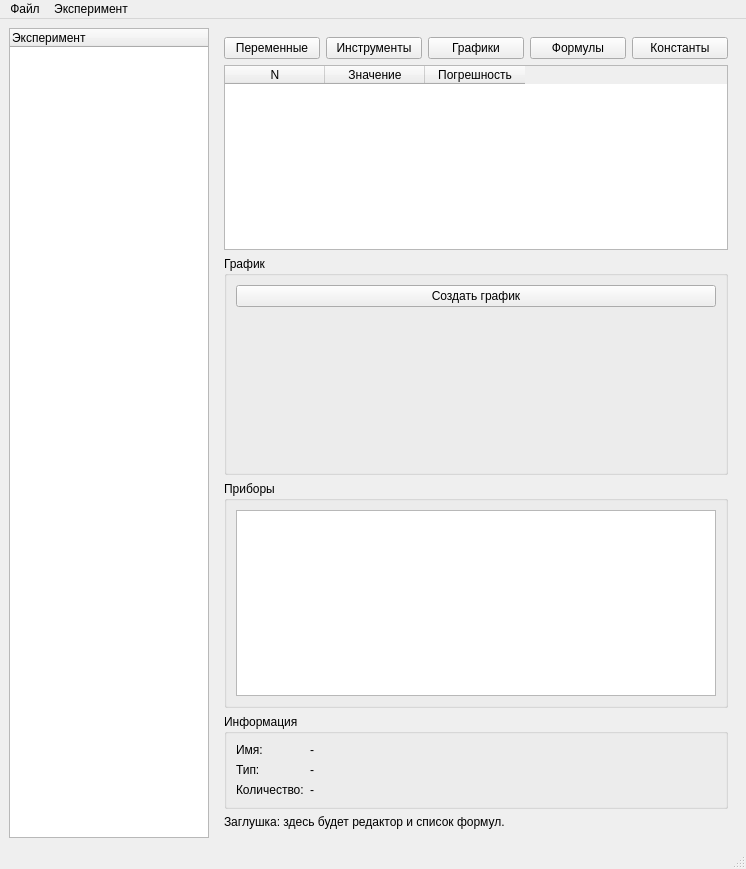
First picture: the form in mainwindow.ui, repository Kirikus/Experiments-2026S-Python, before the edit.
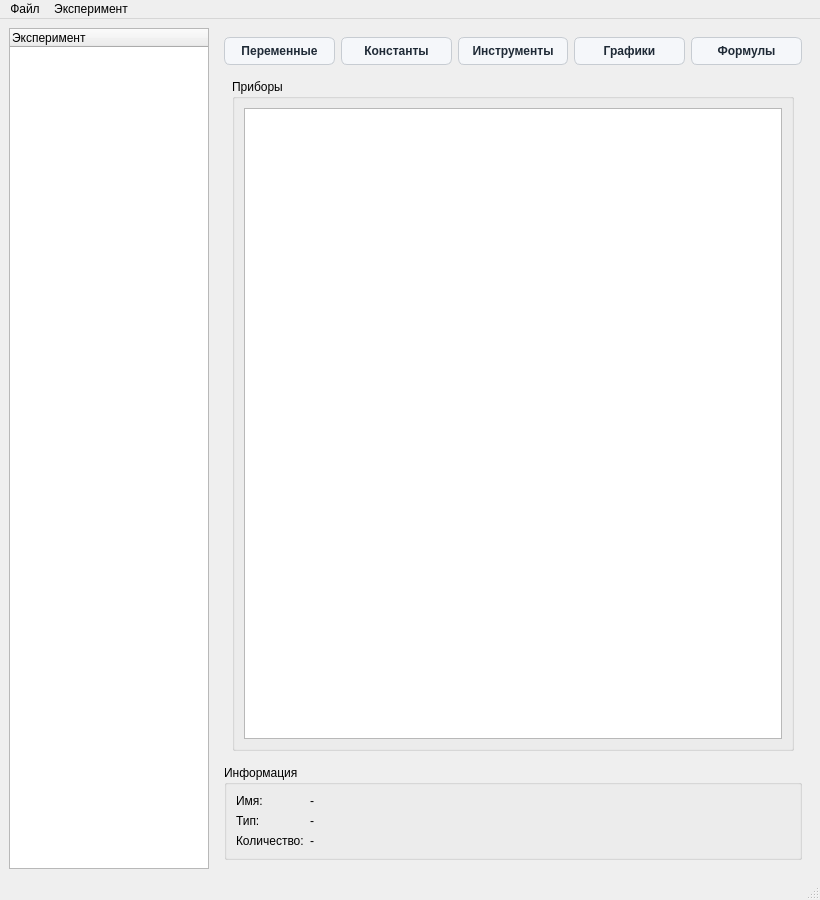
Second picture: the form after the edit. The open tabs and pages were chosen to show the change. Custom widgets are drawn as their Qt base class.

Commit message: refactor(ui): move layout to .ui and compact plotting tabs

```diff
--- a/mainwindow.ui
+++ b/mainwindow.ui
@@ -6,8 +6,8 @@
    <rect>
     <x>0</x>
     <y>0</y>
-    <width>746</width>
-    <height>869</height>
+        <width>820</width>
+        <height>900</height>
    </rect>
   </property>
   <property name="windowTitle">
@@ -32,18 +32,53 @@
     </item>
     <item>
      <widget class="QWidget" name="rightPanel" native="true">
+      <property name="styleSheet">
+       <string notr="true">QPushButton {
+    padding: 6px 10px;
+    border: 1px solid #c7ccd2;
+    border-radius: 6px;
+    background-color: #f5f7fa;
+    color: #1f2a36;
+    font-weight: 500;
+}
+QPushButton:hover {
+    background-color: #e9eef5;
+}
+QPushButton:checked {
+    background-color: #0d6efd;
+    border-color: #0b5ed7;
+    color: #ffffff;
+    font-weight: 600;
+}</string>
+      </property>
       <layout class="QVBoxLayout" name="verticalLayoutRight">
        <item>
         <layout class="QHBoxLayout" name="nav_layout">
          <item>
           <widget class="QPushButton" name="btnPageValues">
+           <property name="checkable">
+            <bool>true</bool>
+           </property>
            <property name="text">
             <string>Переменные</string>
            </property>
           </widget>
          </item>
+         <item>
+          <widget class="QPushButton" name="btnPageConstants">
+           <property name="checkable">
+            <bool>true</bool>
+           </property>
+           <property name="text">
+            <string>Константы</string>
+           </property>
+          </widget>
+         </item>
          <item>
           <widget class="QPushButton" name="btnPageInstruments">
+           <property name="checkable">
+            <bool>true</bool>
+           </property>
            <property name="text">
             <string>Инструменты</string>
            </property>
@@ -51,6 +86,9 @@
          </item>
          <item>
           <widget class="QPushButton" name="btnPageGraph">
+           <property name="checkable">
+            <bool>true</bool>
+           </property>
            <property name="text">
             <string>Графики</string>
            </property>
@@ -58,42 +96,110 @@
          </item>
          <item>
           <widget class="QPushButton" name="btnPageFormulas">
+           <property name="checkable">
+            <bool>true</bool>
+           </property>
            <property name="text">
             <string>Формулы</string>
            </property>
           </widget>
          </item>
+        </layout>
+       </item>
          <item>
-          <widget class="QPushButton" name="btnPageConstants">
-           <property name="text">
-            <string>Константы</string>
+        <widget class="QStackedWidget" name="workspacePages">
+         <widget class="QWidget" name="variables_page">
+          <layout class="QVBoxLayout" name="variablesLayout">
+           <property name="leftMargin">
+            <number>8</number>
            </property>
+           <property name="topMargin">
+            <number>8</number>
+           </property>
+           <property name="rightMargin">
+            <number>8</number>
+           </property>
+           <property name="bottomMargin">
+            <number>8</number>
+           </property>
+           <item>
+            <widget class="QTableView" name="tableValues">
+             <property name="alternatingRowColors">
+              <bool>true</bool>
+             </property>
           </widget>
          </item>
         </layout>
-       </item>
+         </widget>
+         <widget class="QWidget" name="constants_page">
+          <layout class="QVBoxLayout" name="constantsLayout">
+           <property name="leftMargin">
+            <number>8</number>
+           </property>
+           <property name="topMargin">
+            <number>8</number>
+           </property>
+           <property name="rightMargin">
+            <number>8</number>
+           </property>
+           <property name="bottomMargin">
+            <number>8</number>
+           </property>
        <item>
-        <widget class="QTableWidget" name="tableValues">
+            <widget class="QTableView" name="constantsTable">
          <property name="alternatingRowColors">
           <bool>true</bool>
          </property>
-         <column>
-          <property name="text">
-           <string>N</string>
-          </property>
-         </column>
-         <column>
-          <property name="text">
-           <string>Значение</string>
-          </property>
-         </column>
-         <column>
-          <property name="text">
-           <string>Погрешность</string>
-          </property>
-         </column>
-        </widget>
-       </item>
+            </widget>
+           </item>
+          </layout>
+         </widget>
+         <widget class="QWidget" name="instruments_page">
+          <layout class="QVBoxLayout" name="instrumentsLayout">
+           <property name="leftMargin">
+            <number>8</number>
+           </property>
+           <property name="topMargin">
+            <number>8</number>
+           </property>
+           <property name="rightMargin">
+            <number>8</number>
+           </property>
+           <property name="bottomMargin">
+            <number>8</number>
+           </property>
+           <item>
+            <widget class="QGroupBox" name="instrumentsGroup">
+             <property name="title">
+              <string>Приборы</string>
+             </property>
+             <layout class="QVBoxLayout" name="verticalLayoutInstruments">
+              <item>
+               <widget class="QTableView" name="tableInstruments">
+                <property name="alternatingRowColors">
+                 <bool>true</bool>
+                </property>
+               </widget>
+              </item>
+             </layout>
+            </widget>
+           </item>
+          </layout>
+         </widget>
+         <widget class="QWidget" name="graph_page">
+          <layout class="QVBoxLayout" name="graphLayout">
+           <property name="leftMargin">
+            <number>8</number>
+           </property>
+           <property name="topMargin">
+            <number>8</number>
+           </property>
+           <property name="rightMargin">
+            <number>8</number>
+           </property>
+           <property name="bottomMargin">
+            <number>8</number>
+           </property>
        <item>
         <widget class="QGroupBox" name="plotGroup">
          <property name="title">
@@ -120,20 +226,34 @@
          </layout>
         </widget>
        </item>
-       <item>
-        <widget class="QGroupBox" name="instrumentsGroup">
-         <property name="title">
-          <string>Приборы</string>
-         </property>
-         <layout class="QVBoxLayout" name="verticalLayoutInstruments">
+          </layout>
+         </widget>
+         <widget class="QWidget" name="formulas_page">
+          <layout class="QVBoxLayout" name="formulasLayout">
+           <property name="leftMargin">
+            <number>8</number>
+           </property>
+           <property name="topMargin">
+            <number>8</number>
+           </property>
+           <property name="rightMargin">
+            <number>8</number>
+           </property>
+           <property name="bottomMargin">
+            <number>8</number>
+           </property>
           <item>
-           <widget class="QTableView" name="tableInstruments">
-            <property name="alternatingRowColors">
+            <widget class="QLabel" name="formulas_hint">
+             <property name="wordWrap">
              <bool>true</bool>
             </property>
+             <property name="text">
+              <string>Заглушка: здесь будет редактор и список формул.</string>
+             </property>
            </widget>
           </item>
          </layout>
+         </widget>
         </widget>
        </item>
        <item>
@@ -187,13 +307,6 @@
          </layout>
         </widget>
        </item>
-       <item>
-        <widget class="QLabel" name="formulas_hint">
-         <property name="text">
-          <string>Заглушка: здесь будет редактор и список формул.</string>
-         </property>
-        </widget>
-       </item>
       </layout>
      </widget>
     </item>
@@ -204,7 +317,7 @@
     <rect>
      <x>0</x>
      <y>0</y>
-     <width>746</width>
+      <width>820</width>
      <height>25</height>
     </rect>
    </property>
```
Lines whose indentation alone changed are shown as unchanged. The commit also changes 4 other files.
